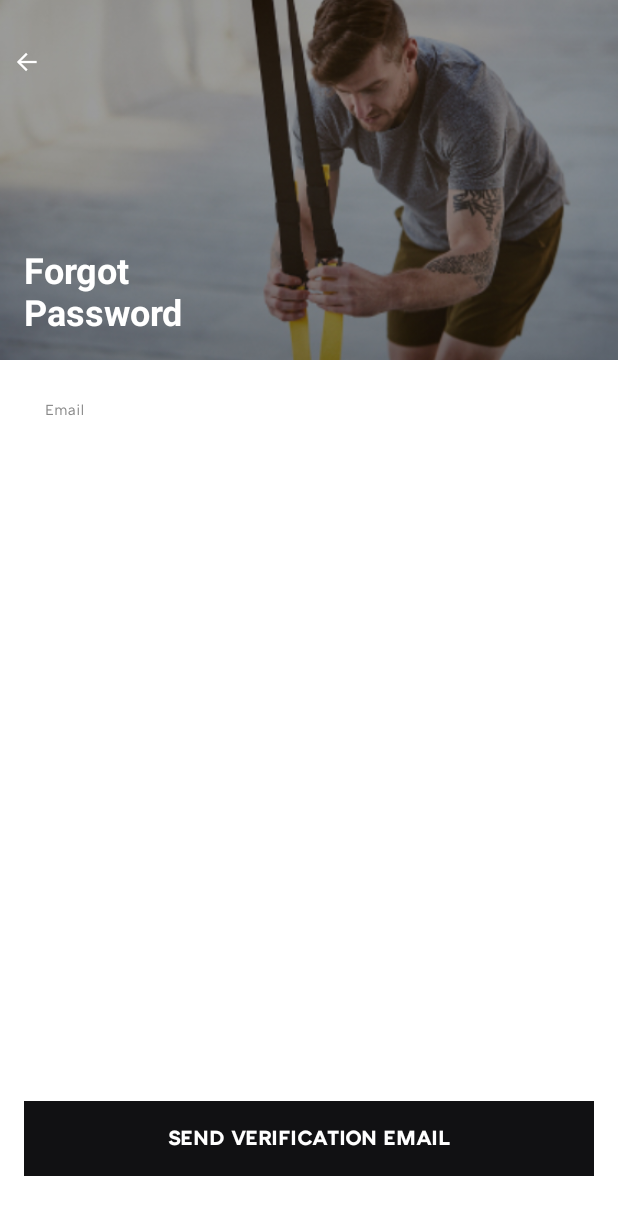
After one commit to hyfn/trx-consumer-android, an Android app: the layout fragment_email.xml on its own in the app's theme, with its tools: preview values and no code run, on a phone screen of 412 x 824 dp. The commit adds this screen. Shown: the top 1215 px of the screen. Run offline under Robolectric (Android 15) with nearby library versions, the phone set to English and light mode, and no system bars.

Commit message:
completed dummy email screen.

```diff
--- /dev/null
+++ b/app/src/main/java/com/trx/consumer/screens/email/EmailFragment.kt
@@ -0,0 +1,40 @@
+package com.trx.consumer.screens.email
+
+import androidx.fragment.app.viewModels
+import androidx.lifecycle.Observer
+import com.trx.consumer.R
+import com.trx.consumer.base.BaseFragment
+import com.trx.consumer.base.viewBinding
+import com.trx.consumer.databinding.FragmentEmailBinding
+import com.trx.consumer.managers.NavigationManager
+
+class EmailFragment : BaseFragment(R.layout.fragment_email) {
+
+    private val viewModel: EmailViewModel by viewModels()
+    private val viewBinding by viewBinding(FragmentEmailBinding::bind)
+
+    override fun bind() {
+        viewModel.apply {
+            eventTapBack.observe(viewLifecycleOwner, handleTapBack)
+            eventLoadView.observe(viewLifecycleOwner, handleLoadView)
+            doLoadView()
+        }
+        viewBinding.btnBack.setOnClickListener { viewModel.doTapBack() }
+    }
+
+    private val handleTapBack = Observer<Void> {
+        NavigationManager.shared.dismiss(this)
+    }
+
+    private val handleLoadView = Observer<EmailViewState> {
+        load(it)
+    }
+
+    override fun onBackPressed() {
+        viewModel.doTapBack()
+    }
+
+    private fun load(state: EmailViewState) {
+        viewBinding.lblTitle.setText(state.title)
+    }
+}
--- /dev/null
+++ b/app/src/main/java/com/trx/consumer/screens/email/EmailViewModel.kt
@@ -0,0 +1,20 @@
+package com.trx.consumer.screens.email
+
+import com.trx.consumer.base.BaseViewModel
+import com.trx.consumer.common.CommonLiveEvent
+
+class EmailViewModel : BaseViewModel() {
+
+    var state: EmailViewState = EmailViewState.FORGOT
+
+    val eventLoadView = CommonLiveEvent<EmailViewState>()
+    val eventTapBack = CommonLiveEvent<Void>()
+
+    fun doTapBack() {
+        eventTapBack.call()
+    }
+
+    fun doLoadView() {
+        eventLoadView.postValue(state)
+    }
+}
--- /dev/null
+++ b/app/src/main/java/com/trx/consumer/screens/email/EmailViewState.kt
@@ -0,0 +1,52 @@
+package com.trx.consumer.screens.email
+
+import androidx.annotation.ColorRes
+import com.trx.consumer.R
+import com.trx.consumer.views.input.InputViewState
+
+enum class EmailViewState {
+    FORGOT, VERIFY;
+
+    val title: Int
+        get() = when (this) {
+            FORGOT -> R.string.email_forgot_title
+            VERIFY -> R.string.email_verify_title
+        }
+
+    val contentType: InputViewState
+        get() = when (this) {
+            FORGOT -> InputViewState.EMAIL
+            VERIFY -> InputViewState.CODE
+        }
+
+    val firstButtonHidden: Boolean
+        get() = when (this) {
+            FORGOT -> true
+            VERIFY -> false
+        }
+
+    val firstButtonTitle: Int
+        get() = when (this) {
+            VERIFY -> R.string.email_verify_resend
+            else -> R.string.content_blank
+        }
+
+    val secondButtonTitle: Int
+        get() = when (this) {
+            FORGOT -> R.string.email_forgot_second
+            VERIFY -> R.string.email_verify_second
+        }
+
+    val thirdButtonTitle: Int
+        get() = when (this) {
+            FORGOT -> R.string.email_forgot_third
+            VERIFY -> R.string.email_verify_third
+        }
+
+    companion object {
+        @ColorRes
+        fun secondButtonColor(enabled: Boolean): Int {
+            return if (enabled) R.color.blueDark else R.color.greyDarkExtra
+        }
+    }
+}
--- /dev/null
+++ b/app/src/main/res/layout/fragment_email.xml
@@ -0,0 +1,163 @@
+<?xml version="1.0" encoding="utf-8"?>
+<com.trx.consumer.common.CommonView xmlns:android="http://schemas.android.com/apk/res/android"
+    xmlns:app="http://schemas.android.com/apk/res-auto"
+    xmlns:tools="http://schemas.android.com/tools"
+    android:layout_width="match_parent"
+    android:layout_height="match_parent"
+    app:backgroundColor="@color/white">
+
+    <com.trx.consumer.common.CommonImageView
+        android:id="@+id/ivHeader"
+        android:layout_width="0dp"
+        android:layout_height="240dp"
+        android:scaleType="centerCrop"
+        android:src="@drawable/img_media_email"
+        app:layout_constraintEnd_toEndOf="parent"
+        app:layout_constraintStart_toStartOf="parent"
+        app:layout_constraintTop_toTopOf="parent" />
+
+    <com.trx.consumer.common.CommonLabel
+        android:id="@+id/lblTitle"
+        android:layout_width="0dp"
+        android:layout_height="wrap_content"
+        android:layout_marginStart="16dp"
+        android:layout_marginBottom="16dp"
+        android:textColor="@color/white"
+        android:textSize="24sp"
+        android:textStyle="bold"
+        app:layout_constraintBottom_toBottomOf="@+id/ivHeader"
+        app:layout_constraintStart_toStartOf="parent"
+        tools:text="@string/email_forgot_title" />
+
+    <com.trx.consumer.common.CommonView
+        android:id="@+id/layoutNavBar"
+        android:layout_width="0dp"
+        android:layout_height="@dimen/top_bar_height"
+        android:layout_marginTop="16dp"
+        app:layout_constraintEnd_toEndOf="parent"
+        app:layout_constraintStart_toStartOf="parent"
+        app:layout_constraintTop_toTopOf="parent">
+
+        <com.trx.consumer.common.CommonImageView
+            android:id="@+id/btnBack"
+            android:layout_width="35dp"
+            android:layout_height="35dp"
+            android:layout_marginEnd="10dp"
+            android:layout_marginBottom="10dp"
+            android:scaleType="centerInside"
+            android:src="@drawable/ic_btn_back_white"
+            app:layout_constraintBottom_toBottomOf="parent"
+            app:layout_constraintStart_toStartOf="parent"
+            app:layout_constraintTop_toTopOf="parent" />
+
+    </com.trx.consumer.common.CommonView>
+
+    <com.trx.consumer.views.input.InputView
+        android:id="@+id/ivEmail"
+        android:layout_width="0dp"
+        android:layout_height="60dp"
+        android:layout_marginTop="16dp"
+        app:inputViewState="email"
+        app:layout_constraintEnd_toEndOf="parent"
+        app:layout_constraintStart_toStartOf="parent"
+        app:layout_constraintTop_toBottomOf="@id/ivHeader" />
+
+    <com.trx.consumer.common.CommonLabel
+        android:id="@+id/lblDescription"
+        style="@style/CommonLabelStyle"
+        android:layout_width="0dp"
+        android:layout_height="wrap_content"
+        android:layout_marginTop="16dp"
+        android:paddingStart="8dp"
+        android:paddingEnd="8dp"
+        android:text="@string/email_code_description"
+        android:visibility="gone"
+        app:layout_constraintEnd_toEndOf="parent"
+        app:layout_constraintStart_toStartOf="parent"
+        app:layout_constraintTop_toBottomOf="@+id/ivEmail" />
+
+    <com.trx.consumer.common.CommonLabel
+        android:id="@+id/lblVerificationEmailSent"
+        android:layout_width="0dp"
+        android:layout_height="wrap_content"
+        android:layout_marginBottom="16dp"
+        android:gravity="center"
+        android:text="@string/email_verification_email_sent_label"
+        android:textColor="@color/text_green"
+        android:textSize="16sp"
+        android:textStyle="bold"
+        android:visibility="gone"
+        app:layout_constraintBottom_toTopOf="@+id/btnDone"
+        app:layout_constraintEnd_toEndOf="parent"
+        app:layout_constraintStart_toStartOf="parent" />
+
+    <com.trx.consumer.common.CommonButton
+        android:id="@+id/btnSendVerificationEmail"
+        android:layout_width="0dp"
+        android:layout_height="50dp"
+        android:layout_marginStart="16dp"
+        android:layout_marginTop="16dp"
+        android:layout_marginEnd="16dp"
+        android:layout_marginBottom="40dp"
+        android:fontFamily="@font/atcarquette_bold"
+        android:gravity="center"
+        android:text="@string/email_lookup_second"
+        android:textAllCaps="true"
+        android:textColor="@color/white"
+        android:textSize="14sp"
+        android:visibility="visible"
+        app:backgroundColor="@color/blackRussian"
+        app:layout_constraintBottom_toBottomOf="parent"
+        app:layout_constraintEnd_toEndOf="parent"
+        app:layout_constraintStart_toStartOf="parent" />
+
+    <com.trx.consumer.common.CommonButton
+        android:id="@+id/btnDone"
+        android:layout_width="0dp"
+        android:layout_height="50dp"
+        android:layout_marginStart="16dp"
+        android:layout_marginTop="16dp"
+        android:layout_marginEnd="16dp"
+        android:layout_marginBottom="40dp"
+        android:fontFamily="@font/atcarquette_bold"
+        android:gravity="center"
+        android:text="@string/email_done_button_label"
+        android:textColor="@color/blackRussian"
+        android:textSize="14sp"
+        android:visibility="gone"
+        app:backgroundColor="@color/greyLightExtra"
+        app:layout_constraintBottom_toBottomOf="parent"
+        app:layout_constraintEnd_toEndOf="parent"
+        app:layout_constraintStart_toStartOf="parent" />
+
+    <com.trx.consumer.common.CommonButton
+        android:id="@+id/btnSubmit"
+        android:layout_width="0dp"
+        android:layout_height="50dp"
+        android:layout_marginStart="16dp"
+        android:layout_marginTop="16dp"
+        android:layout_marginEnd="16dp"
+        android:layout_marginBottom="40dp"
+        android:fontFamily="@font/atcarquette_bold"
+        android:gravity="center"
+        android:text="@string/email_verify_submit"
+        android:textAllCaps="true"
+        android:textColor="@color/white"
+        android:textSize="14sp"
+        android:visibility="gone"
+        app:backgroundColor="@color/blackRussian"
+        app:layout_constraintBottom_toBottomOf="parent"
+        app:layout_constraintEnd_toEndOf="parent"
+        app:layout_constraintStart_toStartOf="parent" />
+
+    <com.trx.consumer.common.CommonHudView
+        android:id="@+id/hudView"
+        android:layout_width="wrap_content"
+        android:layout_height="wrap_content"
+        android:visibility="gone"
+        app:layout_constraintBottom_toBottomOf="parent"
+        app:layout_constraintEnd_toEndOf="parent"
+        app:layout_constraintStart_toStartOf="parent"
+        app:layout_constraintTop_toTopOf="parent" />
+
+</com.trx.consumer.common.CommonView>
--- a/app/src/main/res/navigation/nav_main.xml
+++ b/app/src/main/res/navigation/nav_main.xml
@@ -29,10 +29,16 @@
         android:label="RegisterFragment"
         tools:layout="@layout/fragment_register" />
 
+    <fragment
+        android:id="@+id/email_fragment"
+        android:name="com.trx.consumer.screens.email.EmailFragment"
+        android:label="EmailFragment"
+        tools:layout="@layout/fragment_email" />
+
     <dialog
         android:id="@+id/date_picker_fragment"
         android:name="com.trx.consumer.screens.datepicker.DatePickerFragment"
         android:label="DatePickerFragment"
-        tools:layout="@layout/fragment_date_picker"/>
+        tools:layout="@layout/fragment_date_picker" />
 
 </navigation>
--- a/app/src/main/res/values/colors.xml
+++ b/app/src/main/res/values/colors.xml
@@ -21,5 +21,6 @@
     <color name="yellow">#FFE41F</color>
     <color name="red">#F25160</color>
     <color name="green">#81F9BF</color>
+    <color name="text_green">#00C361</color>
 
 </resources>
--- a/app/src/main/res/values/strings.xml
+++ b/app/src/main/res/values/strings.xml
@@ -45,4 +45,17 @@
     <string name="register_term_label">Agree to <b><u>Term &amp; Conditions</u></b></string>
     <string name="register_create_account_button_label">Create Account</string>
 
+    <string name="email_forgot_title">Forgot\nPassword</string>
+    <string name="email_verify_title">Have a TRX Code?</string>
+    <string name="email_lookup_second">Send Verification Email</string>
+    <string name="email_verify_resend">Resend Code</string>
+    <string name="email_verify_submit">Submit</string>
+    <string name="email_verify_second">Verify Code</string>
+    <string name="email_forgot_second">Reset Password</string>
+    <string name="email_verify_third"><font fgcolor="#16ACBB">Cancel</font></string>
+    <string name="email_forgot_third"><font fgcolor="#16ACBB">Nevermind</font></string>
+    <string name="email_done_button_label">DONE</string>
+    <string name="email_verification_email_sent_label">VERIFICATION EMAIL SENT</string>
+    <string name="email_code_description">If you purchased a TRX Product, this will be on the KEY TO FREE card in the box.</string>
+
 </resources>
```
Also changed, not shown: app/src/main/res/drawable/img_media_email.jpg (added).
